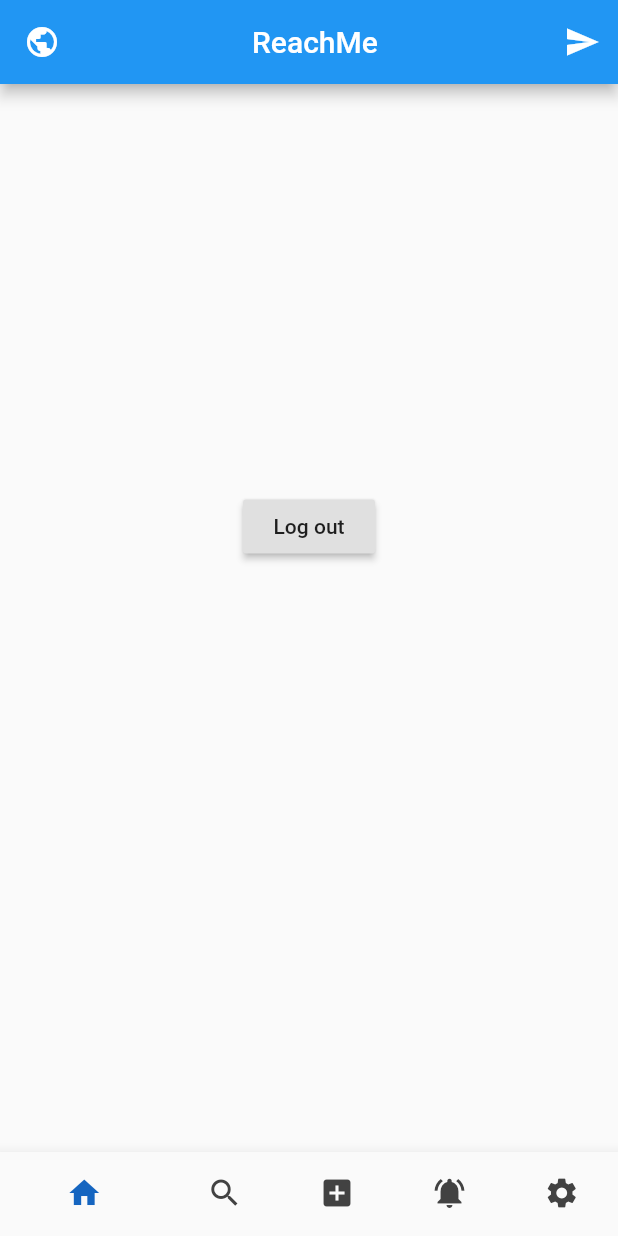
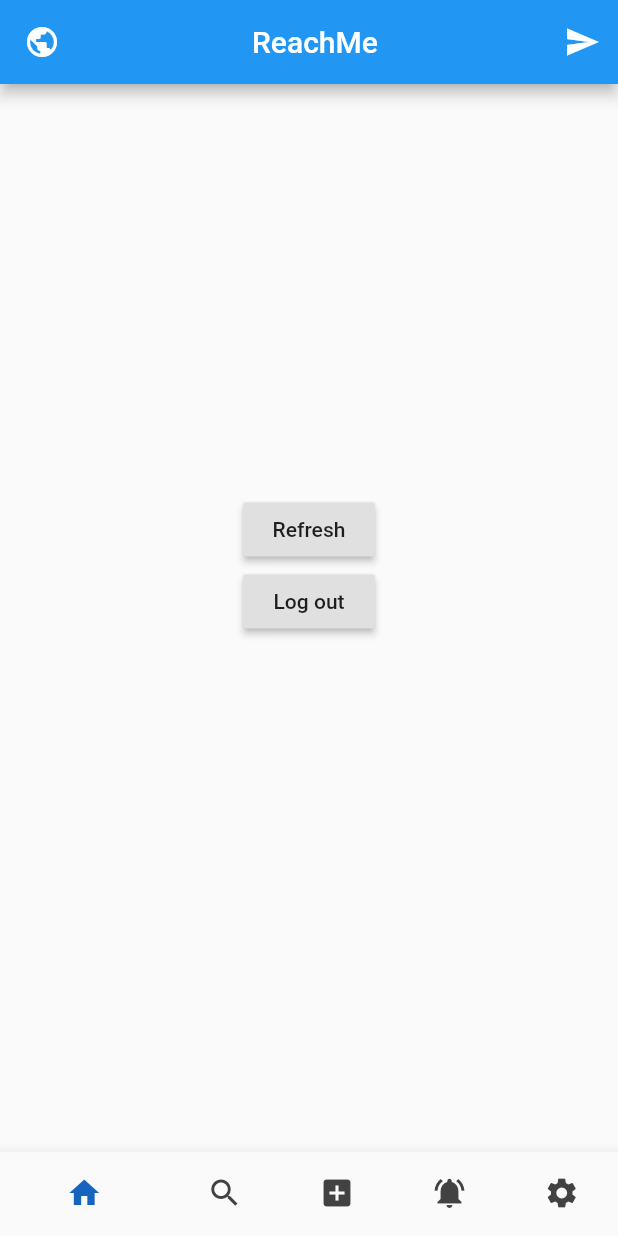
Before and after one commit to hanieljacob/Reach-Me, a Flutter app: the screen it shows once a user with an empty profile is signed in, after a tap on "Log out", on a phone screen of 412 x 824 dp. Run offline on Flutter 3.47's test engine with Material 2 defaults, Android fonts, the phone set to English and light mode, and no system bars; our stand-ins replace cloud_firestore, firebase_auth, firebase_storage, flutter_image_compress, google_sign_in, image_cropper and 1 more; accounts and stored records are empty; network calls fail.

Commit message:
getting images from firebase

```diff
--- a/lib/firebase_auth.dart
+++ b/lib/firebase_auth.dart
@@ -3,8 +3,8 @@ import 'package:google_sign_in/google_sign_in.dart';
 import 'package:cloud_firestore/cloud_firestore.dart';
 import 'screens/post.dart';
 
+String Uid;
 class AuthProvider{
-
   AuthResult res;
   GoogleSignInAccount account;
   final FirebaseAuth _auth = FirebaseAuth.instance;
@@ -29,7 +29,7 @@ class AuthProvider{
 
   Future<void> logout() async{
     try {
-      googleSignIn.disconnect();
+      await googleSignIn.disconnect();
       await _auth.signOut();
     }
     catch(e){
@@ -47,7 +47,8 @@ class AuthProvider{
       res = await _auth.signInWithCredential(GoogleAuthProvider.getCredential(
           idToken: (await account.authentication).idToken, accessToken: (await account.authentication).accessToken));
       firestoreInstance.collection("Users").document(res.user.uid).setData({});
-      postPage.getRes(res.user.uid);
+      Uid = res.user.uid;
+//      postPage.storeUserId(res.user.uid);
       if(res.user==null)
         return false;
       else
@@ -57,4 +58,9 @@ class AuthProvider{
       return false;
     }
   }
+
+  String getUserId(){
+    print("Hello"+res.user.uid);
+    return res.user.uid;
+  }
 }
--- a/lib/main.dart
+++ b/lib/main.dart
@@ -1,8 +1,11 @@
 import 'package:firebase_auth/firebase_auth.dart';
 import 'package:flutter/material.dart';
+import 'package:provider/provider.dart';
+import 'package:reach_me/screens/login.dart';
 import './screens/splash.dart';
 import './screens/home.dart';
 import './screens/login.dart';
+import 'firebase_auth.dart';
 
 void main() {
   runApp(MyApp());
@@ -12,28 +15,30 @@ class MyApp extends StatelessWidget {
   // This widget is the root of your application.
   @override
   Widget build(BuildContext context) {
-    return MaterialApp(
+    return MultiProvider(
+      providers: [
+        StreamProvider<FirebaseUser>.value(value: FirebaseAuth.instance.onAuthStateChanged)
+
+      ],
+      child: MaterialApp(
         debugShowCheckedModeBanner: false,
         title: 'ReachMe',
         theme: ThemeData(
           primarySwatch: Colors.blue,
         ),
         home: MainScreen(),
+      ),
     );
   }
 }
+
 class MainScreen extends StatelessWidget {
   @override
   Widget build(BuildContext context) {
-    return StreamBuilder(
-      stream: FirebaseAuth.instance.onAuthStateChanged,
-      builder: (context,AsyncSnapshot<FirebaseUser> snapshot){
-        if(snapshot.connectionState == ConnectionState.waiting)
-          return SplashPage();
-        if(!snapshot.hasData || snapshot.data == null)
+    var user = Provider.of<FirebaseUser>(context);
+    if(user == null)
       return LoginPage();
+    else
       return HomePage();
-      },
-    );
   }
 }
--- a/lib/screens/home.dart
+++ b/lib/screens/home.dart
@@ -5,15 +5,32 @@ import 'post.dart';
 import 'notifications.dart';
 import 'settings.dart';
 import '../components/bottom_navbar.dart';
-import '../firebase_auth.dart';
+import 'package:firebase_storage/firebase_storage.dart';
+import '../services/receive.dart';
 
 class HomePage extends StatefulWidget {
+
   @override
   _HomePageState createState() => _HomePageState();
 }
 
 class _HomePageState extends State<HomePage> {
+  String url;
   int _selectedIndex = 0;
+
+
+  void reload(){
+    refresh().then((val) => setState(() {
+      url = val;
+    }));
+  }
+
+  Future<String> refresh() async{
+    //url = await Receive().getData();
+//    print("Refresh "+url);
+    return await Receive().getData();
+  }
+
   @override
   Widget build(BuildContext context) {
     return _selectedIndex == 0 ? Scaffold(
@@ -58,6 +75,15 @@ class _HomePageState extends State<HomePage> {
               ),
               ),
             ),
+        url!=null?Image.network(url):SizedBox(height: 2),
+        Center(
+          child: RaisedButton(
+            child: Text('Refresh'),
+            onPressed: () {
+              reload();
+            },
+          ),
+        ),
             Center(
               child: RaisedButton(
                 child: Text('Log out'),
--- a/lib/screens/login.dart
+++ b/lib/screens/login.dart
@@ -1,5 +1,6 @@
 import 'package:flutter/material.dart';
 import 'package:reach_me/firebase_auth.dart';
+import 'package:reach_me/screens/splash.dart';
 
 class LoginPage extends StatefulWidget {
   @override
@@ -9,6 +10,7 @@ class LoginPage extends StatefulWidget {
 class _LoginPageState extends State<LoginPage> {
   TextEditingController _emailController;
   TextEditingController _passwordController;
+  bool loading = false;
 
   @override
   void initState()
@@ -19,7 +21,7 @@ class _LoginPageState extends State<LoginPage> {
   }
   @override
   Widget build(BuildContext context) {
-    return Scaffold(
+    return loading==true?SplashPage():Scaffold(
       appBar: AppBar(
         title: Text('Login'),
       ),
@@ -63,7 +65,13 @@ class _LoginPageState extends State<LoginPage> {
                 color: Color(0xFFdd4b39),
                 child: Text('Login with Google'),
                 onPressed: () async{
+                  setState(() {
+                    loading = true;
+                  });
                   await AuthProvider().loginWithGoogle();
+                  setState(() {
+                    loading = false;
+                  });
                 },
               ),
             ],
--- a/lib/services/upload.dart
+++ b/lib/services/upload.dart
@@ -2,6 +2,7 @@ import 'dart:io';
 import 'package:flutter/material.dart';
 import 'package:cloud_firestore/cloud_firestore.dart';
 import 'package:firebase_storage/firebase_storage.dart';
+import 'receive.dart';
 
 
 class Uploader{
--- a/pubspec.yaml
+++ b/pubspec.yaml
@@ -35,6 +35,7 @@ dependencies:
   flutter_image_compress: ^0.6.0
   cloud_firestore: ^0.13.7
   firebase_storage: ^3.1.6
+  provider: ^4.3.2
 dev_dependencies:
   flutter_test:
     sdk: flutter
```
Also changed, not shown: lib/screens/post.dart (+17 -15 lines), lib/services/receive.dart (added, +14 -0 lines), pubspec.lock, 1 other file. Lines whose indentation alone changed are shown as unchanged.
